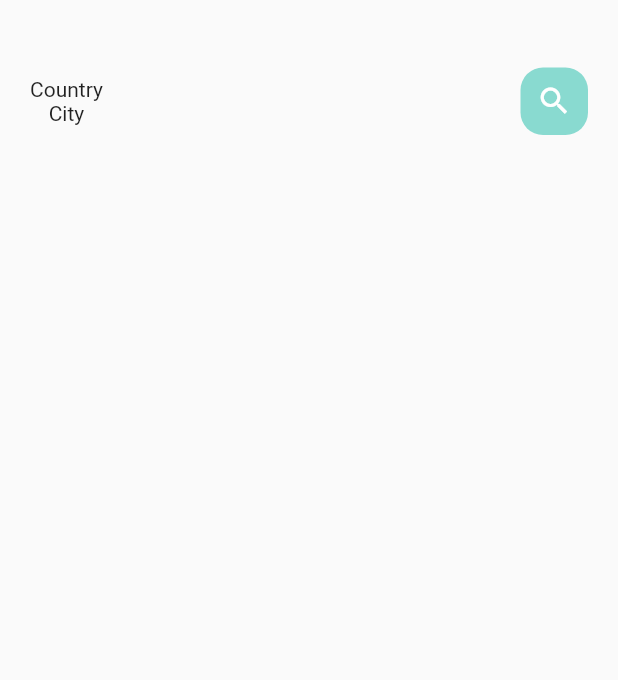
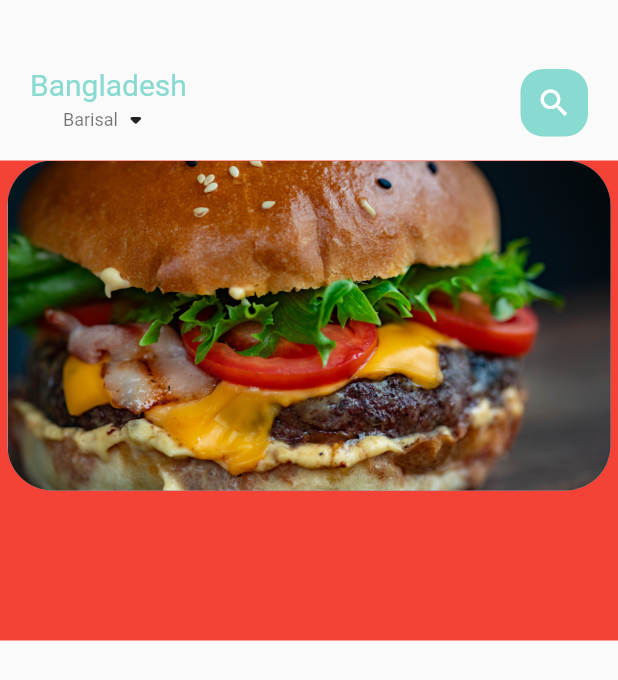
Before and after one commit to sadid369/food_delivery, a Flutter app: the screen it shows after launch, on a phone screen of 412 x 824 dp. Shown: the top 680 px of the screen. Run offline on Flutter 3.47's test engine with Material 2 defaults, Android fonts, the phone set to English and light mode, and no system bars.

Commit message:
26/02/2022 @ 54:11 Day - 2

```diff
--- /dev/null
+++ b/lib/home/food_page_body.dart
@@ -0,0 +1,43 @@
+import 'package:flutter/material.dart';
+
+class FoodPageBody extends StatefulWidget {
+  FoodPageBody({Key? key}) : super(key: key);
+
+  @override
+  State<FoodPageBody> createState() => _FoodPageBodyState();
+}
+
+class _FoodPageBodyState extends State<FoodPageBody> {
+  @override
+  Widget build(BuildContext context) {
+    return Container(
+      color: Colors.red,
+      height: 320,
+      child: PageView.builder(
+          itemCount: 5,
+          itemBuilder: (context, position) {
+            return _buildPageItem(position);
+          }),
+    );
+  }
+
+  Widget _buildPageItem(int index) {
+    return Stack(
+      children: [
+        Container(
+          height: 220,
+          margin: EdgeInsets.only(
+            left: 5,
+            right: 5,
+          ),
+          decoration: BoxDecoration(
+              borderRadius: BorderRadius.circular(30),
+              color: index.isEven ? Color(0xFF69c5df) : Color(0xFF9294cc),
+              image: DecorationImage(
+                  fit: BoxFit.cover,
+                  image: AssetImage("assets/image/Burger.jpg"))),
+        ),
+      ],
+    );
+  }
+}
--- a/lib/home/main_food_page.dart
+++ b/lib/home/main_food_page.dart
@@ -1,5 +1,10 @@
+// ignore_for_file: prefer_const_constructors
+
 import 'package:flutter/material.dart';
 import 'package:food_delivery/colors.dart';
+import 'package:food_delivery/home/food_page_body.dart';
+import 'package:food_delivery/widgets/big_text.dart';
+import 'package:food_delivery/widgets/small_text.dart';
 
 class MainFoodPage extends StatefulWidget {
   MainFoodPage({Key? key}) : super(key: key);
@@ -26,8 +31,19 @@ class _MainFoodPageState extends State<MainFoodPage> {
               children: [
                 Column(
                   children: [
-                    Text('Country'),
-                    Text("City"),
+                    BigText(
+                      text: "Bangladesh",
+                      color: AppColors.mainColor,
+                    ),
+                    Row(
+                      children: [
+                        SmallText(
+                          text: "Barisal",
+                          color: Colors.black54,
+                        ),
+                        Icon(Icons.arrow_drop_down_rounded)
+                      ],
+                    )
                   ],
                 ),
                 Container(
@@ -46,6 +62,7 @@ class _MainFoodPageState extends State<MainFoodPage> {
             ),
           ),
         ),
+        FoodPageBody(),
       ],
     ));
   }
--- a/lib/widgets/big_text.dart
+++ b/lib/widgets/big_text.dart
@@ -17,8 +17,10 @@ class BigText extends StatelessWidget {
   Widget build(BuildContext context) {
     return Text(
       text,
+      maxLines: 1,
       overflow: overflow,
       style: TextStyle(
+        fontWeight: FontWeight.w400,
         fontSize: size,
         fontFamily: 'Roboto',
         color: color,
--- /dev/null
+++ b/lib/widgets/small_text.dart
@@ -0,0 +1,31 @@
+// ignore_for_file: use_key_in_widget_constructors
+
+import 'package:flutter/material.dart';
+
+class SmallText extends StatelessWidget {
+  Color? color;
+  final String text;
+  double size;
+  double height;
+  TextOverflow overflow;
+  SmallText({
+    this.height = 1.2,
+    this.color = const Color(0xFFccc7c5),
+    required this.text,
+    this.size = 12,
+    this.overflow = TextOverflow.ellipsis,
+  });
+  @override
+  Widget build(BuildContext context) {
+    return Text(
+      text,
+      overflow: overflow,
+      style: TextStyle(
+        fontSize: size,
+        fontFamily: 'Roboto',
+        color: color,
+        height: height,
+      ),
+    );
+  }
+}
```
Also changed, not shown: pubspec.yaml (+6 -6 lines), assets/image/Burger.jpg (added), assets/image/Macaroni.jpg (added), assets/image/Pasty.jpg (added), assets/image/Pizza.jpg (added), 1 other file.
